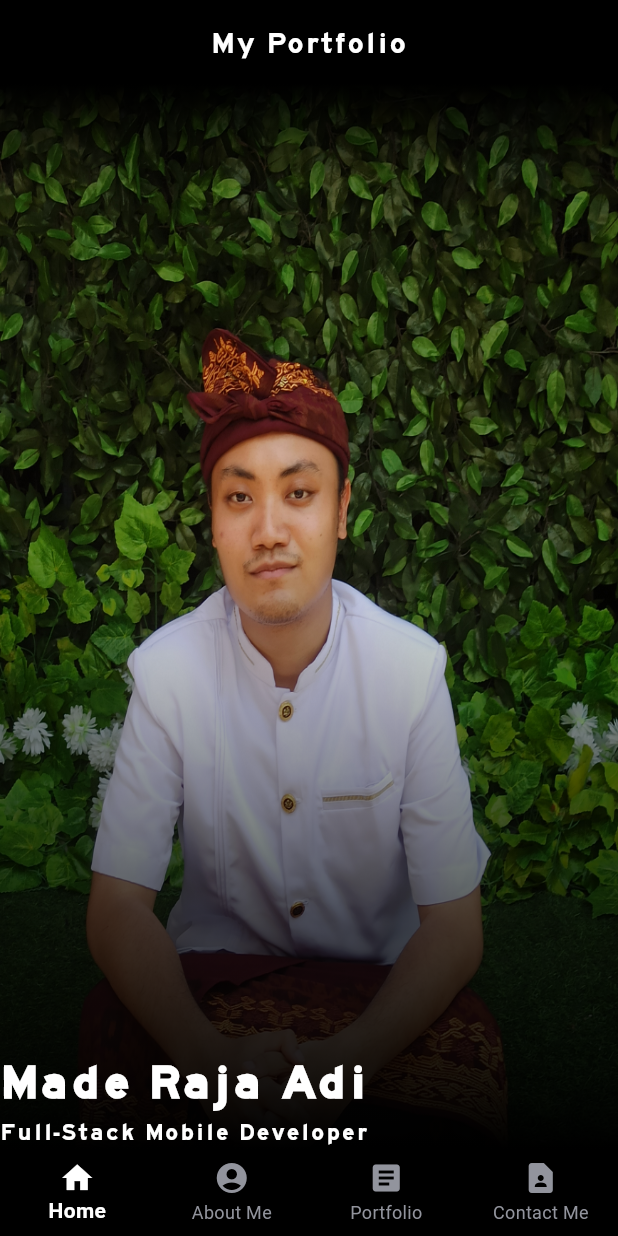
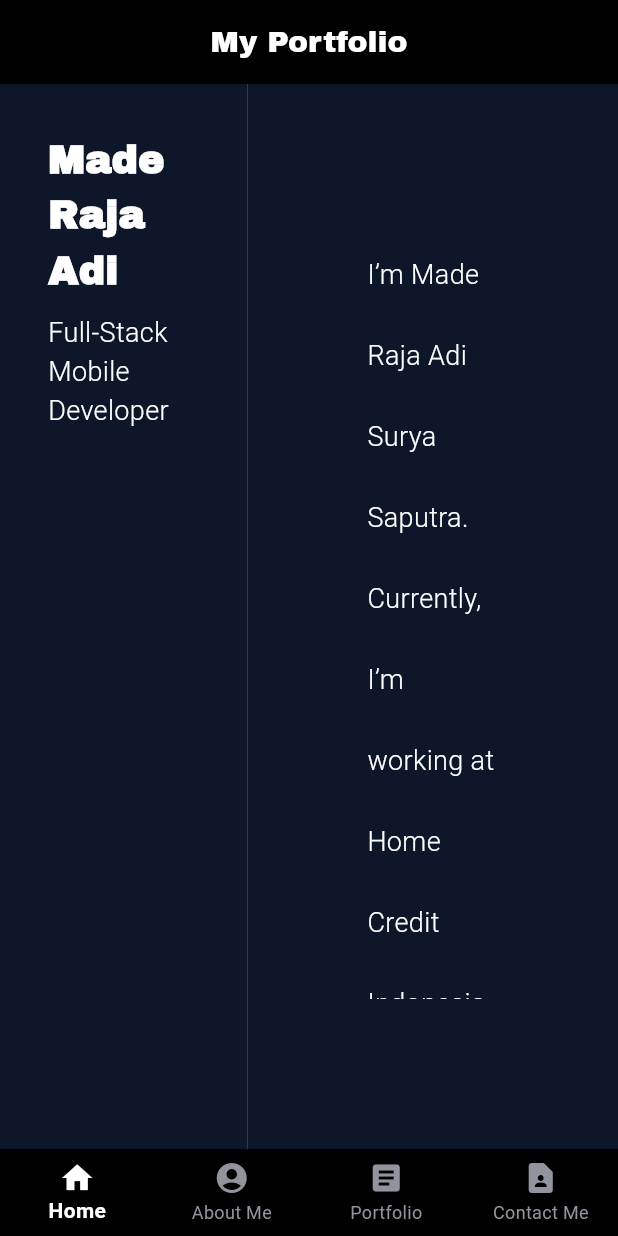
Before and after one commit to Dema09/Curriculum-Vitae-Project, a Flutter app: the screen it shows after launch, on a phone screen of 412 x 824 dp. Run offline on Flutter 3.47's test engine with Material 3 defaults, Android fonts, the light colour scheme and no system bars; our stand-ins replace flutter_svg, url_launcher_web; missing offline and left inert: avatar_view.

Commit message:
revamp home page

```diff
--- a/lib/constant/constant.dart
+++ b/lib/constant/constant.dart
@@ -12,10 +12,7 @@ const myPortfolio = 'My Portfolio';
 const myShortName = 'Made Raja Adi';
 const fullStackMobileDeveloper = 'Full-Stack Mobile Developer';
 
-const aboutMeDesc = "Currently graduated at Bina Nusantara University \nfrom School of Computer Science Major. \n\n"
-    "Experienced on Back-End Development and Mobile App Development. \n\n"
-    "I am good at problem solving with several programming language, \n"
-    "team working, and communicative as well.";
+const aboutMeDesc = "I’m Made Raja Adi Surya Saputra. Currently, I’m working at Home Credit Indonesia as Java Back-End Developer. Passionate and results-oriented Back-End Developer with a strong foundation in mobile application development and data science. As a graduate of Bina Nusantara University, I bring a balanced blend of technical expertise, analytical thinking, and a continuous drive to learn. Experienced in Agile team environments and complex software challenges, I’m dedicated to building scalable, secure, and impactful systems. I believe that every line of code is not just a set of instructions for a machine, but a meaningful contribution to improving systems and user experience.";
 
 // Label
 const biodata = "Biodata";
@@ -36,6 +33,6 @@ const myGpa = "GPA: 3.02";
 
 
 //Font Family Section
-const roadgeek = 'Roadgeek';
+const archivoBlack = 'ArchivoBlack';
 const robotoMedium = 'Roboto-Medium';
 const robotoLight = 'Roboto-Light';
--- a/lib/content/about_me.dart
+++ b/lib/content/about_me.dart
@@ -23,7 +23,7 @@ class _AboutMeState extends State<AboutMe>{
       extendBody: true,
       body: Row(
         mainAxisAlignment: MainAxisAlignment.start,
-        crossAxisAlignment: CrossAxisAlignment.stretch,
+        crossAxisAlignment: CrossAxisAlignment.start,
         children: [
           Expanded(
               flex: 1,
@@ -56,7 +56,7 @@ class _AboutMeState extends State<AboutMe>{
                           style: TextStyle(
                               fontSize: 20,
                               color: Colors.white,
-                              fontFamily: roadgeek
+                              fontFamily: robotoLight
                           )
                       ),
                     ),
@@ -80,7 +80,7 @@ class _AboutMeState extends State<AboutMe>{
                             ),
                             child: TextWidget(
                               text: biodata,
-                              fontFamily: roadgeek,
+                              fontFamily: robotoLight,
                               fontColor: whiteColor,
                               fontSize: 12,
                               textAlign: TextAlign.center,
@@ -98,7 +98,7 @@ class _AboutMeState extends State<AboutMe>{
                             TextWidget(
                               text: placeOrDateOfBirth,
                               fontColor: whiteColor,
-                              fontFamily: roadgeek,
+                              fontFamily: archivoBlack,
                               fontSize: 16,
                               fontWeight: FontWeight.bold,
                             ),
@@ -106,25 +106,13 @@ class _AboutMeState extends State<AboutMe>{
                             TextWidget(
                               text: placeOrDateOfBirthValue,
                               fontColor: whiteColor,
-                              fontFamily: roadgeek,
+                              fontFamily: robotoLight,
                               fontSize: 12,
                               fontWeight: FontWeight.normal,
                             )
                           ],
                         ),
                     ),
-
-                    // SizedBox(
-                    //   width: 300,
-                    //   height: 300,
-                    //   child: TextWidget(
-                    //       text: aboutMeDesc,
-                    //       fontFamily: roadgeek,
-                    //       fontColor: whiteColor,
-                    //       fontSize: 12,
-                    //       textAlign: TextAlign.justify,
-                    //   ),
-                    // )
                   ],
                 ),
               )
--- a/lib/home_screen/home_page.dart
+++ b/lib/home_screen/home_page.dart
@@ -1,7 +1,9 @@
 
+import 'dart:ui';
 
 import 'package:dummy_project_for_exercise/constant/constant.dart';
 import 'package:dummy_project_for_exercise/widget/text_widget.dart';
+import 'package:flutter_svg/flutter_svg.dart';
 import 'package:flutter/material.dart';
 
 class WelcomePage extends StatefulWidget{
@@ -16,38 +18,79 @@ class _WelcomePage extends State<WelcomePage>{
   @override
   Widget build(BuildContext context) {
     // TODO: implement build
-    return Container(
-      child: Stack(
+    return Scaffold(
+        body: Row(
           children: [
-          Container(
-            foregroundDecoration: BoxDecoration(
-                gradient: LinearGradient(
-                    colors: [Colors.black, Colors.transparent, Colors.transparent, Colors.black],
-                    begin: Alignment.topCenter,
-                    end: Alignment.bottomCenter,
-                    stops: [0, 0.1, 0.4, 1]
+            Expanded(
+              flex: 2,
+              child: Container(
+                color: Color(0xff0e172a),
+                child: Padding(
+                  padding: const EdgeInsets.all(32),
+                  child: Column(
+                    crossAxisAlignment: CrossAxisAlignment.start,
+                        children: [
+                          TextWidget(
+                            fontColor: whiteColor,
+                            fontFamily: archivoBlack,
+                            fontSize: 26,
+                            fontWeight: FontWeight.bold,
+                            textAlign: TextAlign.left,
+                            text: myShortName
+                          ),
+                          SizedBox(height: 10),
+                          TextWidget(
+                            fontColor: whiteColor,
+                            fontFamily: robotoLight,
+                            fontSize: 18,
+                            fontWeight: FontWeight.normal,
+                            textAlign: TextAlign.left,
+                            text: fullStackMobileDeveloper
+                          ),
+                          SizedBox(height: 20),
+                          Padding(
+                            padding: const EdgeInsets.only(bottom: 16),
+                            child: Row(
+                              children: [
+                                SvgPicture.asset(
+                                  'assets/images/github-142-svgrepo-com.svg',
+                                  width: 28,
+                                  height: 28,
+                                  colorFilter: const ColorFilter.mode(whiteColor, BlendMode.clear),),
+                                  SvgPicture.asset(
+                                    'assets/images/linkedin-svgrepo-com.svg',
+                                    width: 28,
+                                    height: 28,
+                                    colorFilter: const ColorFilter.mode(whiteColor, BlendMode.clear),
+                                  )
+                              ],
+                            ),
+                            )
+                        ],
                     ),
                 ),
-        child: Image.asset(
-            'assets/images/Foto_Semi_Formal.jpg',
-            fit: BoxFit.fill,
-            height: double.infinity,
-            width: double.infinity,
+
               )
+              ), Expanded(
+                flex: 3,
+                child: Container(
+                  color: Color(0xff0e172a),
+                  child: Padding(
+                    padding: const EdgeInsets.symmetric(horizontal: 80, vertical: 100),
+                    child: TextWidget(
+                              fontColor: whiteColor,
+                              fontFamily: robotoLight,
+                              fontSize: 18,
+                              fontWeight: FontWeight.normal,
+                              textAlign: TextAlign.left,
+                              text: aboutMeDesc,
+                              textHeight: 3
                             ),
-          Container(
-            color: Colors.transparent,
-            child: Column(
-              mainAxisAlignment: MainAxisAlignment.end,
-              crossAxisAlignment: CrossAxisAlignment.start,
-              children: [
-                TextWidget(text: myShortName, fontFamily: roadgeek, fontSize: 32, fontColor: whiteColor, fontWeight: FontWeight.bold),
-                TextWidget(text: fullStackMobileDeveloper, fontFamily: roadgeek, fontSize: 16, fontColor: whiteColor)
+                  ),
+                )
+              )
           ],
-            )
         ),
-        ],
-      )
     );
   }
 
--- a/lib/home_screen/main_page.dart
+++ b/lib/home_screen/main_page.dart
@@ -1,4 +1,5 @@
 
+import 'package:dummy_project_for_exercise/constant/constant.dart';
 import 'package:dummy_project_for_exercise/content/about_me.dart';
 import 'package:dummy_project_for_exercise/content/contact_me.dart';
 import 'package:dummy_project_for_exercise/content/portfolio.dart';
@@ -40,7 +41,7 @@ class _HomePageState extends State<HomePage> {
                 style: TextStyle(
                     fontSize: 20,
                     color: Colors.white,
-                    fontFamily: 'Roadgeek'
+                    fontFamily: archivoBlack
                 ),
               )
           )
--- a/lib/widget/text_widget.dart
+++ b/lib/widget/text_widget.dart
@@ -6,10 +6,11 @@ class TextWidget extends StatelessWidget{
   double? fontSize;
   Color? fontColor;
   FontWeight? fontWeight;
+  double? textHeight;
   TextAlign? textAlign;
 
 
-  TextWidget({this.text, this.fontFamily, this.fontSize, this.fontColor, this.fontWeight, this.textAlign});
+  TextWidget({this.text, this.fontFamily, this.fontSize, this.fontColor, this.fontWeight, this.textAlign, this.textHeight});
 
   @override
   Widget build(BuildContext context) {
@@ -23,6 +24,7 @@ class TextWidget extends StatelessWidget{
           fontSize: fontSize,
           color: fontColor,
           fontWeight: fontWeight,
+          height: textHeight
         )
       )
     );
```
Also changed, not shown: pubspec.yaml (+8 -3 lines), assets/images/DSCF2434 copy.jpg (added), assets/images/Foto_Semi_Formal.jpg (deleted), assets/images/foto_home_page.jpeg (added), assets/images/github-142-svgrepo-com.svg (added), assets/images/linkedin-svgrepo-com.svg (added), fonts/ArchivoBlack-Regular.ttf (added). Lines whose indentation alone changed are shown as unchanged.
